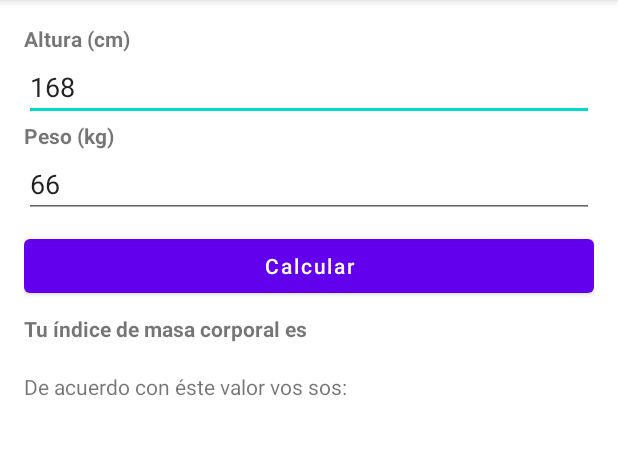
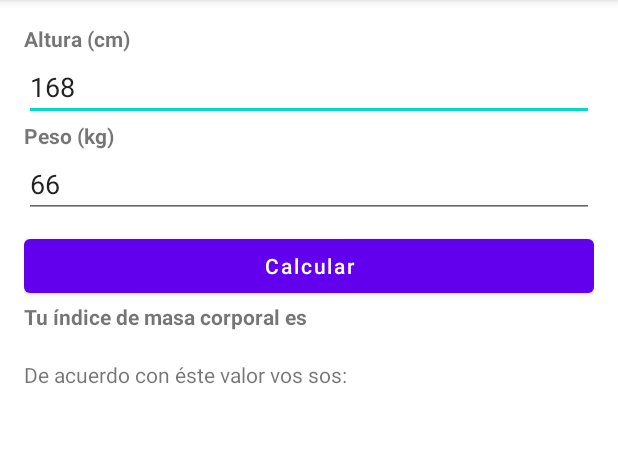
Before and after one commit to leoacevedo/calculadora-imc, an Android app: the screen it shows after launch (MainActivity), on a phone screen of 412 x 824 dp, the part 84-539 px from its top. Run offline under Robolectric (Android 15) with nearby library versions, the phone set to English and light mode, and no system bars.

Commit message:
Reemplazar LinearLayout por ConstraintLayout

```diff
--- a/app/src/main/res/layout/activity_main.xml
+++ b/app/src/main/res/layout/activity_main.xml
@@ -1,69 +1,104 @@
 <?xml version="1.0" encoding="utf-8"?>
-<LinearLayout xmlns:android="http://schemas.android.com/apk/res/android"
+<androidx.constraintlayout.widget.ConstraintLayout xmlns:android="http://schemas.android.com/apk/res/android"
     xmlns:tools="http://schemas.android.com/tools"
     android:layout_width="match_parent"
     android:layout_height="match_parent"
+    xmlns:app="http://schemas.android.com/apk/res-auto"
     android:layout_margin="16dp"
     android:orientation="vertical"
     tools:context=".MainActivity">
 
     <TextView
+        android:id="@+id/tv_altura"
         android:layout_width="wrap_content"
         android:layout_height="wrap_content"
         android:textStyle="bold"
-        android:text="@string/etiqueta_altura" />
+        android:text="@string/etiqueta_altura"
+        app:layout_constraintTop_toTopOf="parent"
+        app:layout_constraintLeft_toLeftOf="parent"
+        />
 
     <EditText
         android:id="@+id/altura"
         android:layout_width="match_parent"
         android:layout_height="wrap_content"
         android:text="168"
-        android:inputType="number" />
+        android:inputType="number"
+        app:layout_constraintLeft_toLeftOf="parent"
+        app:layout_constraintTop_toBottomOf="@id/tv_altura"
+        />
 
     <TextView
-        android:layout_width="wrap_content"
+        android:id="@+id/tv_peso"
+        android:layout_width="0dp"
         android:layout_height="wrap_content"
         android:text="@string/etiqueta_peso"
-        android:textStyle="bold" />
+        android:textStyle="bold"
+        app:layout_constraintLeft_toLeftOf="parent"
+        app:layout_constraintTop_toBottomOf="@id/altura"
+        />
 
     <EditText
         android:id="@+id/peso"
         android:layout_width="match_parent"
         android:layout_height="wrap_content"
         android:text="66"
-        android:inputType="number" />
+        android:inputType="number"
+        app:layout_constraintLeft_toLeftOf="parent"
+        app:layout_constraintTop_toBottomOf="@id/tv_peso"
+        />
 
     <Button
         android:id="@+id/calcular"
-        android:layout_width="match_parent"
+        android:layout_width="0dp"
         android:layout_height="wrap_content"
         android:layout_marginTop="8dp"
         android:text="Calcular"
         android:textAllCaps="false"
-        android:layout_marginBottom="8dp" />
+        android:layout_marginBottom="8dp"
+        app:layout_constraintLeft_toLeftOf="parent"
+        app:layout_constraintRight_toRightOf="parent"
+        app:layout_constraintTop_toBottomOf="@id/peso"
+        />
 
 
     <TextView
+        android:id="@+id/tv_resultado_1"
         android:layout_width="wrap_content"
         android:layout_height="wrap_content"
         android:text="@string/etiqueta_masa_corporal"
-        android:textStyle="bold" />
+        android:textStyle="bold"
+        app:layout_constraintLeft_toLeftOf="parent"
+        app:layout_constraintTop_toBottomOf="@id/calcular"
+        />
 
     <TextView
         android:id="@+id/imc"
         android:layout_width="wrap_content"
         android:layout_height="wrap_content"
-        android:textStyle="bold" />
+        android:textStyle="bold"
+        app:layout_constraintLeft_toLeftOf="parent"
+        app:layout_constraintTop_toBottomOf="@id/tv_resultado_1"
+        tools:text="23.4"
+        />
 
     <TextView
+        android:id="@+id/tv_resultado_2"
         android:layout_width="wrap_content"
         android:layout_height="wrap_content"
-        android:text="@string/etiqueta_diagnostico" />
+        android:text="@string/etiqueta_diagnostico"
+        app:layout_constraintLeft_toLeftOf="parent"
+        app:layout_constraintTop_toBottomOf="@id/imc"
+        />
 
     <TextView
         android:id="@+id/diagnostico"
         android:layout_width="wrap_content"
         android:layout_height="wrap_content"
-        android:textStyle="bold" />
+        android:textStyle="bold"
+        app:layout_constraintLeft_toLeftOf="parent"
+        app:layout_constraintTop_toBottomOf="@id/tv_resultado_2"
+        tools:text="Normal"
+        />
 
-</LinearLayout>
+</androidx.constraintlayout.widget.ConstraintLayout>
```
